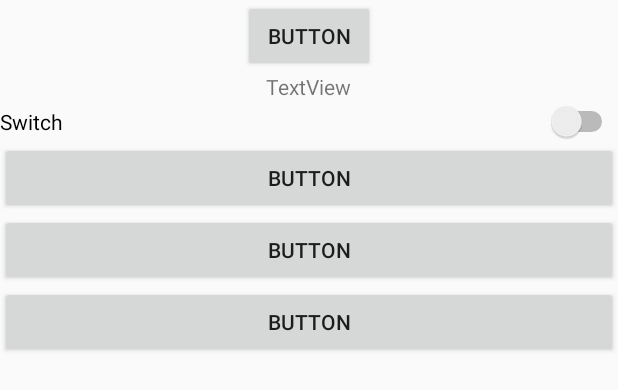
After one commit to wangjing71/MyDemoApplication, an Android app: the layout activity_main_1.xml on its own in the app's theme, with its tools: preview values and no code run, on a phone screen of 412 x 824 dp. The commit adds this screen. Shown: the top 390 px of the screen. Run offline under Robolectric (Android 15) with nearby library versions, the phone set to English and light mode, and no system bars.

Commit message:
tab 完美

```diff
--- /dev/null
+++ b/app/src/main/java/com/wj/myapplication/A.java
@@ -0,0 +1,28 @@
+package com.wj.myapplication;
+
+/**
+ * author wangjing
+ * Date 2020/4/20
+ * Description
+ */
+public class A extends BaseActivity {
+    @Override
+    protected int setLayoutId() {
+        return R.layout.activity_main_1;
+    }
+
+    @Override
+    protected void initView() {
+
+    }
+
+    @Override
+    protected void initData() {
+
+    }
+
+    @Override
+    protected void setEvent() {
+
+    }
+}
--- a/app/src/main/java/com/wj/myapplication/MainActivity.java
+++ b/app/src/main/java/com/wj/myapplication/MainActivity.java
@@ -45,9 +45,7 @@ public class MainActivity extends BaseActivity {
 
     private void doSomeThing() {
         Intent intent = new Intent();
-        intent.putExtra("account", "13681768891"); //主账号
-        intent.setFlags(Intent.FLAG_ACTIVITY_NEW_TASK);
-        intent.setClassName("com.richeninfo.pboss", "com.richeninfo.pboss.ui.SplashActivity");
+        intent.setClassName(this, "com.richeninfo.pboss.ui.SplashActivity");
         startActivity(intent);
     }
 
--- a/app/src/main/res/layout/activity_main.xml
+++ b/app/src/main/res/layout/activity_main.xml
@@ -16,7 +16,7 @@
         android:layout_height="wrap_content"
         android:layout_below="@+id/barParenr"
         android:layout_gravity="center_horizontal"
-        android:text="跳转" />
+        android:text="跳到下个界面" />
 
     <Button
         android:id="@+id/button1"
--- /dev/null
+++ b/app/src/main/res/layout/activity_main_1.xml
@@ -0,0 +1,58 @@
+<?xml version="1.0" encoding="utf-8"?>
+<RelativeLayout xmlns:android="http://schemas.android.com/apk/res/android"
+    android:layout_width="match_parent"
+    android:layout_height="match_parent"
+    android:orientation="vertical">
+
+    <LinearLayout
+        android:layout_width="match_parent"
+        android:layout_height="match_parent"
+        android:gravity="center_horizontal"
+        android:orientation="vertical">
+
+
+        <Button
+            android:id="@+id/button2"
+            android:layout_width="wrap_content"
+            android:layout_height="wrap_content"
+            android:text="Button" />
+
+        <TextView
+            android:id="@+id/textView"
+            android:layout_width="wrap_content"
+            android:layout_height="wrap_content"
+            android:text="TextView" />
+
+        <Switch
+            android:id="@+id/switch1"
+            android:layout_width="match_parent"
+            android:layout_height="wrap_content"
+            android:text="Switch" />
+
+        <Button
+            android:id="@+id/button3"
+            android:layout_width="match_parent"
+            android:layout_height="wrap_content"
+            android:text="Button" />
+
+        <Button
+            android:id="@+id/button4"
+            android:layout_width="match_parent"
+            android:layout_height="wrap_content"
+            android:text="Button" />
+
+        <Button
+            android:id="@+id/button5"
+            android:layout_width="match_parent"
+            android:layout_height="wrap_content"
+            android:text="Button" />
+    </LinearLayout>
+
+    <Button
+        android:visibility="gone"
+        android:id="@+id/mohu"
+        android:layout_width="match_parent"
+        android:layout_height="match_parent"
+        android:background="@color/gray" />
+
+</RelativeLayout>
```
